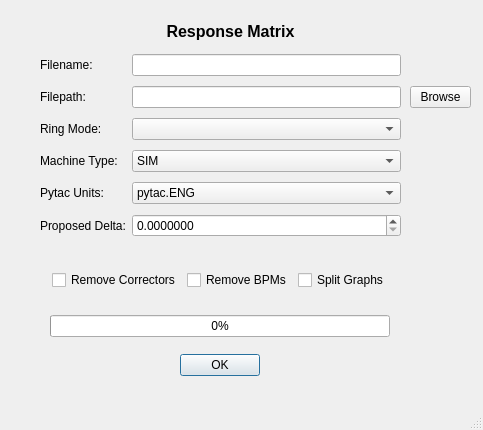
Qt form src/dls_response_matrix/responsematrix.ui (DiamondLightSource/dls-response-matrix) before a commit.
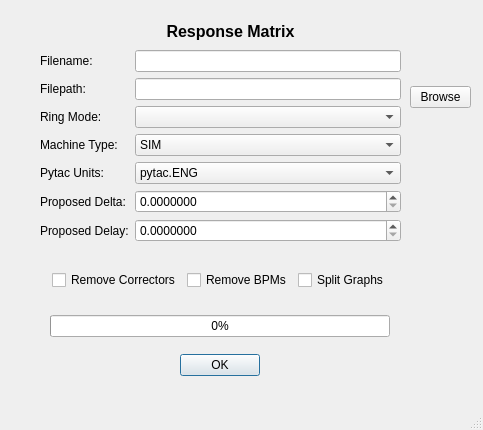
The same form after that commit.

Commit message:
Add step delay and max/min bounds
You can now specify the step delay from the gui. Also
added are checks that the step delay and step delta are
within the range of valid values which depends on the machine
type selected.

Patch:
```diff
--- a/src/dls_response_matrix/responsematrix.ui
+++ b/src/dls_response_matrix/responsematrix.ui
@@ -242,6 +242,16 @@
        </property>
       </widget>
      </item>
+     <item row="6" column="0">
+      <widget class="QLabel" name="label_5">
+       <property name="text">
+        <string>Proposed Delay:</string>
+       </property>
+       <property name="buddy">
+        <cstring>proposed_delay_input</cstring>
+       </property>
+      </widget>
+     </item>
      <item row="2" column="0">
       <widget class="QLabel" name="label_3">
        <property name="text">
@@ -276,6 +286,22 @@
      <item row="2" column="1">
       <widget class="QComboBox" name="ring_mode_input"/>
      </item>
+     <item row="6" column="1">
+      <widget class="QDoubleSpinBox" name="proposed_delay_input">
+       <property name="decimals">
+        <number>7</number>
+       </property>
+       <property name="maximum">
+        <double>1.500000000000000</double>
+       </property>
+       <property name="singleStep">
+        <double>0.100000000000000</double>
+       </property>
+       <property name="stepType">
+        <enum>QAbstractSpinBox::DefaultStepType</enum>
+       </property>
+      </widget>
+     </item>
      <item row="1" column="1">
       <widget class="QLineEdit" name="filepath_input">
        <property name="text">
```
The commit also changes 1 other file.
